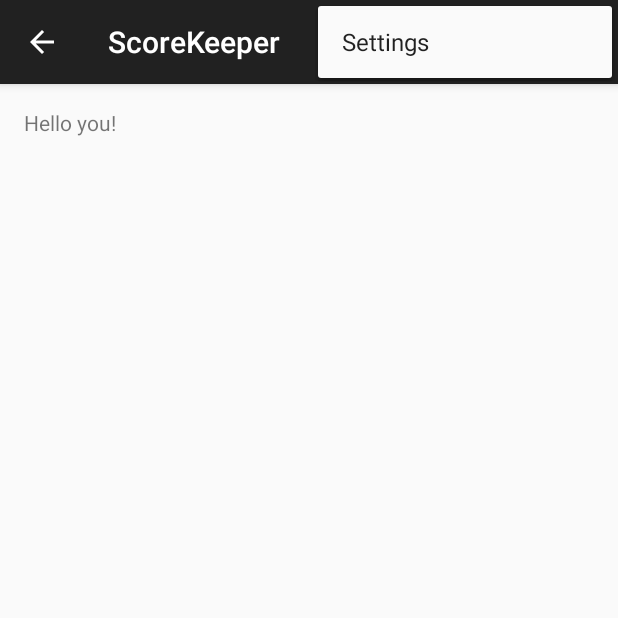
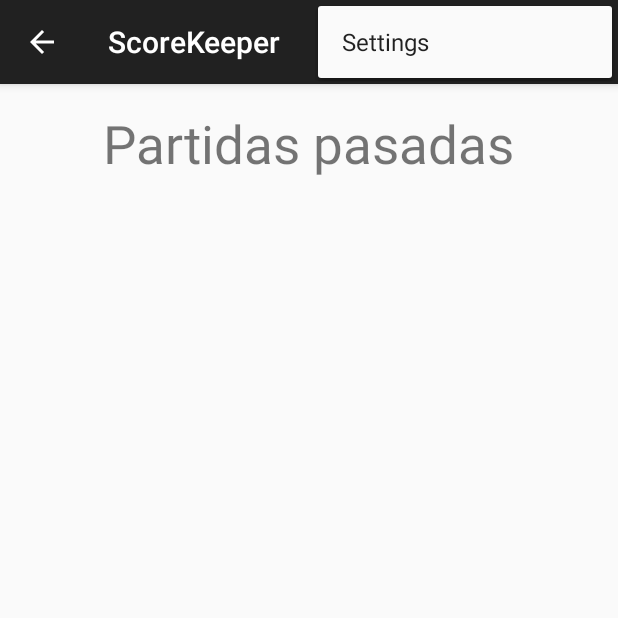
Before and after one commit to MiguelEnc/ScoreKeeper, an Android app: the screen it shows after launch (MainActivity), with the options menu open, on a phone screen of 412 x 824 dp, the top half of it. Run offline under Robolectric (Android 15) with nearby library versions, the phone set to English and light mode, and no system bars; 3 statements that could not run were skipped.

Commit message:
Lista de partidas jugadas se muestra en Home.

```diff
--- /dev/null
+++ b/app/src/main/java/com/example/miguel/scorekeeper/Home.java
@@ -0,0 +1,87 @@
+package com.example.miguel.scorekeeper;
+
+import android.app.Activity;
+import android.os.Bundle;
+import android.support.v4.app.Fragment;
+import android.view.LayoutInflater;
+import android.view.View;
+import android.view.ViewGroup;
+import android.widget.ArrayAdapter;
+import android.widget.ListView;
+
+import com.example.miguel.scorekeeper.MainActivity;
+import com.example.miguel.scorekeeper.R;
+
+import java.util.ArrayList;
+import java.util.List;
+
+public class Home extends Fragment {
+    /**
+     * The fragment argument representing the section number for this
+     * fragment.
+     */
+    private static final String ARG_SECTION_NUMBER = "section_number";
+
+    /**
+     * Returns a new instance of this fragment for the given section
+     * number.
+     */
+    public static Home newInstance(int sectionNumber) {
+        Home fragment = new Home();
+        Bundle args = new Bundle();
+        args.putInt(ARG_SECTION_NUMBER, sectionNumber);
+        fragment.setArguments(args);
+        return fragment;
+    }
+
+    public Home() {
+    }
+
+    @Override
+    public View onCreateView(LayoutInflater inflater, ViewGroup container,
+                             Bundle savedInstanceState) {
+
+        View rootView = inflater.inflate(R.layout.fragment_main, container, false);
+
+        ListView listaPartidas = (ListView) rootView.findViewById(R.id.listViewPartidas);
+        listaPartidas.setAdapter(adapterList());
+
+        //Aqui se cambia el titulo del fragment
+        ((MainActivity) getActivity())
+                .setActionBarTitle(getString(R.string.title_section1));
+
+        return rootView;
+    }
+
+    private ArrayAdapter<String> adapterList(){
+        DBConnection connection = new DBConnection(Home.this.getActivity());
+        List<Partida> partidas = connection.getAllPartidas();
+        List<String> items = new ArrayList<>();
+
+                for(int i = 0; i < partidas.size(); i++){
+                    Partida partida = partidas.get(i);
+                    items.add(
+                            partida.getJuego() + "\n" +
+                                    partida.getEquipo_A() + " : " +
+                                    partida.getPuntajeEquipoA() + "\n" +
+                                    partida.getEquipo_B() + " : " +
+                                    partida.getPuntajeEquipoB()
+                    );
+                }
+
+        ArrayAdapter<String> adapter = new ArrayAdapter<>(
+                        Home.this.getActivity(),
+                        android.R.layout.simple_list_item_1,
+                        items
+        );
+
+        return adapter;
+    }
+
+    @Override
+    public void onAttach(Activity activity) {
+        super.onAttach(activity);
+        ((MainActivity) activity).onSectionAttached(
+                getArguments().getInt(ARG_SECTION_NUMBER));
+    }
+}
--- a/app/src/main/java/com/example/miguel/scorekeeper/MainActivity.java
+++ b/app/src/main/java/com/example/miguel/scorekeeper/MainActivity.java
@@ -9,11 +9,18 @@ import android.support.v7.app.ActionBar;
 import android.support.v4.app.Fragment;
 import android.support.v4.app.FragmentManager;
 import android.os.Bundle;
+import android.util.Log;
 import android.view.LayoutInflater;
 import android.view.Menu;
 import android.view.View;
 import android.view.ViewGroup;
 import android.support.v4.widget.DrawerLayout;
+import android.widget.ArrayAdapter;
+import android.widget.Button;
+import android.widget.ListView;
+
+import java.util.ArrayList;
+import java.util.List;
 
 
 public class MainActivity extends ActionBarActivity
@@ -29,11 +36,17 @@ public class MainActivity extends ActionBarActivity
      */
     private CharSequence mTitle;
 
-
     @Override
     protected void onCreate(Bundle savedInstanceState) {
         super.onCreate(savedInstanceState);
         setContentView(R.layout.activity_main);
+
+        //comprobando que se deba actualizar
+        Intent intent = getIntent();
+
+        if(intent.getStringExtra("Actualizar").matches("si")){
+            //se puede actualizar
+        }
 
         mNavigationDrawerFragment = (NavigationDrawerFragment)
                 getSupportFragmentManager().findFragmentById(R.id.navigation_drawer);
@@ -54,7 +67,7 @@ public class MainActivity extends ActionBarActivity
         switch (position + 1){
             case 1:
                 fragmentManager.beginTransaction()
-                        .replace(R.id.container, PlaceholderFragment.newInstance(position))
+                        .replace(R.id.container, Home.newInstance(position))
                         .commit();
                 break;
             case 2:
@@ -108,81 +121,4 @@ public class MainActivity extends ActionBarActivity
         //actionBar.setTitle(mTitle);
     }
 
-    /*
-    @Override
-    public boolean onCreateOptionsMenu(Menu menu) {
-        if (!mNavigationDrawerFragment.isDrawerOpen()) {
-            // Only show items in the action bar relevant to this screen
-            // if the drawer is not showing. Otherwise, let the drawer
-            // decide what to show in the action bar.
-            getMenuInflater().inflate(R.menu.main, menu);
-            restoreActionBar();
-            return true;
-        }
-        return super.onCreateOptionsMenu(menu);
-    }
-    */
-
-
-
-  /*  @Override
-    public boolean onOptionsItemSelected(MenuItem item) {
-        // Handle action bar item clicks here. The action bar will
-        // automatically handle clicks on the Home/Up button, so long
-        // as you specify a parent activity in AndroidManifest.xml.
-        int id = item.getItemId();
-
-        //noinspection SimplifiableIfStatement
-        if (id == R.id.action_settings) {
-            return true;
-        }
-
-        return super.onOptionsItemSelected(item);
-    } */
-
-    /**
-     * A placeholder fragment containing a simple view.
-     */
-    public static class PlaceholderFragment extends Fragment {
-        /**
-         * The fragment argument representing the section number for this
-         * fragment.
-         */
-        private static final String ARG_SECTION_NUMBER = "section_number";
-
-        /**
-         * Returns a new instance of this fragment for the given section
-         * number.
-         */
-        public static PlaceholderFragment newInstance(int sectionNumber) {
-            PlaceholderFragment fragment = new PlaceholderFragment();
-            Bundle args = new Bundle();
-            args.putInt(ARG_SECTION_NUMBER, sectionNumber);
-            fragment.setArguments(args);
-            return fragment;
-        }
-
-        public PlaceholderFragment() {
-        }
-
-        @Override
-        public View onCreateView(LayoutInflater inflater, ViewGroup container,
-                                 Bundle savedInstanceState) {
-
-            //Aqui se cambia el titulo del fragment
-            ((MainActivity) getActivity())
-                    .setActionBarTitle(getString(R.string.title_section1));
-
-            View rootView = inflater.inflate(R.layout.fragment_main, container, false);
-            return rootView;
-        }
-
-        @Override
-        public void onAttach(Activity activity) {
-            super.onAttach(activity);
-            ((MainActivity) activity).onSectionAttached(
-                    getArguments().getInt(ARG_SECTION_NUMBER));
-        }
-    }
-
 }
--- a/app/src/main/java/com/example/miguel/scorekeeper/RegistrarEquipo.java
+++ b/app/src/main/java/com/example/miguel/scorekeeper/RegistrarEquipo.java
@@ -56,6 +56,7 @@ public class RegistrarEquipo extends android.support.v4.app.Fragment {
                     if(connection.teamExists(editTextNombre.getText().toString())){
                         //el equipo ya existe
                         crearAlertDialog("El equipo ya existe.");
+                        editTextNombre.setText("");
                     }else {
                         //el juego no existe, guardar
                         connection.insertTeam(editTextNombre.getText().toString(), editTextDescrip.getText().toString());
--- a/app/src/main/java/com/example/miguel/scorekeeper/RegistrarJuego.java
+++ b/app/src/main/java/com/example/miguel/scorekeeper/RegistrarJuego.java
@@ -53,7 +53,6 @@ public class RegistrarJuego extends android.support.v4.app.Fragment {
                             "Llenar campos.", Toast.LENGTH_LONG).show();
 
                 }else {
-
                     //comprobando si el nombre ya existe en la base de datos
                     if (connection.gameExists(editTextNombre.getText().toString())) {
                         //el juego ya existe
--- a/app/src/main/java/com/example/miguel/scorekeeper/Splash.java
+++ b/app/src/main/java/com/example/miguel/scorekeeper/Splash.java
@@ -38,7 +38,7 @@ public class Splash extends Activity {
                 // TODO Auto-generated method stub
 
                 Intent i = new Intent(Splash.this, MainActivity.class);
-
+                i.putExtra("Actualizar", "si");
                 startActivity(i);
 
                 this.finish();
--- a/app/src/main/res/layout/fragment_main.xml
+++ b/app/src/main/res/layout/fragment_main.xml
@@ -6,22 +6,27 @@
     android:paddingBottom="@dimen/activity_vertical_margin"
     tools:context=".MainActivity$PlaceholderFragment">
 
-    <LinearLayout
-        android:orientation="horizontal"
-        android:layout_width="fill_parent"
-        android:layout_height="fill_parent">
+    <TextView android:id="@+id/section_label" android:layout_width="wrap_content"
+        android:layout_height="wrap_content"
+        android:textSize="35dp"
+        android:text="Partidas pasadas"
+        android:layout_alignParentTop="true"
+        android:layout_centerHorizontal="true" />
 
-        <TextView
-            android:layout_width="wrap_content"
-            android:layout_height="wrap_content"
-            android:text="Hello you!"
-            android:id="@+id/textView2"
-            android:layout_alignTop="@+id/section_label"
-            android:layout_centerHorizontal="true" />
+    <TextView
+        android:layout_width="wrap_content"
+        android:layout_height="wrap_content"
+        android:textAppearance="?android:attr/textAppearanceLarge"
+        android:id="@+id/textView2"
+        android:layout_below="@+id/section_label"
+        android:layout_centerHorizontal="true" />
 
-    </LinearLayout>
-
-    <TextView android:id="@+id/section_label" android:layout_width="wrap_content"
-        android:layout_height="wrap_content" />
+    <ListView
+        android:layout_width="wrap_content"
+        android:layout_height="wrap_content"
+        android:id="@+id/listViewPartidas"
+        android:layout_alignParentLeft="true"
+        android:layout_alignParentStart="true"
+        android:layout_below="@+id/textView2" />
 
 </RelativeLayout>
```
Also changed, not shown: app/src/main/java/com/example/miguel/scorekeeper/DBConnection.java (+5 -5 lines), app/src/main/java/com/example/miguel/scorekeeper/PartidaActual.java (+32 -39 lines).
